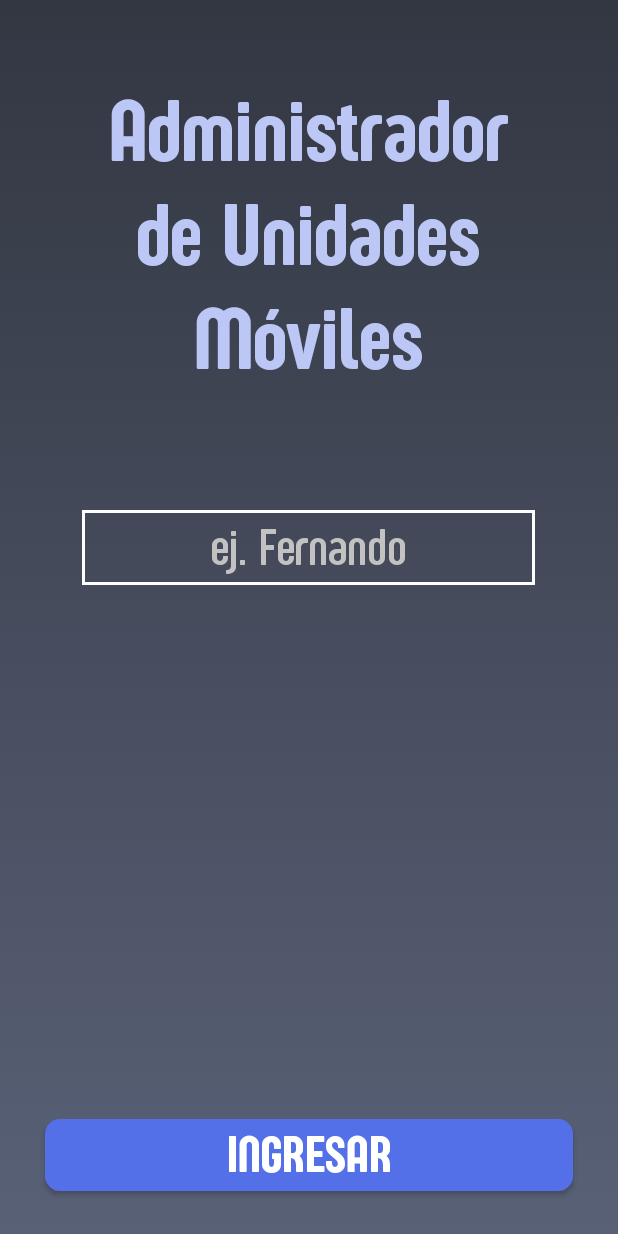
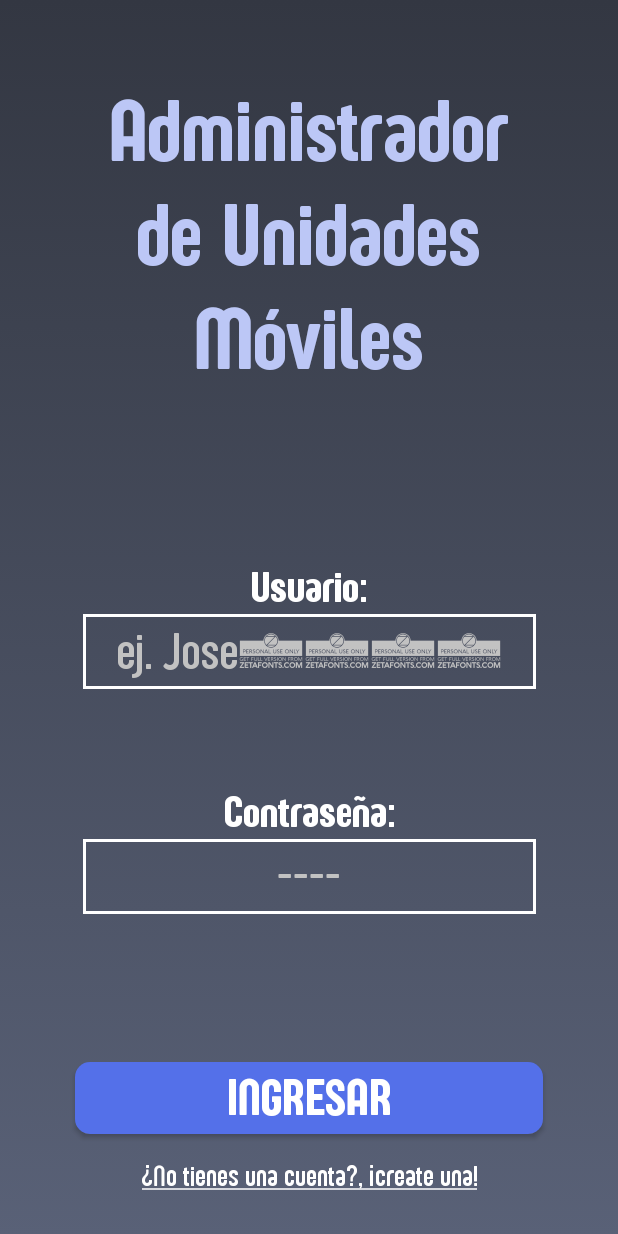
Before and after one commit to MoisesMoralesGtz/PIA-MOVILES2023, an Android app: the screen it shows after launch (MainActivity), on a phone screen of 412 x 824 dp. Run offline under Robolectric (Android 15) with nearby library versions, the phone set to English and light mode, and no system bars.

```diff
--- a/app/src/main/res/layout/activity_main.xml
+++ b/app/src/main/res/layout/activity_main.xml
@@ -4,9 +4,8 @@
     xmlns:tools="http://schemas.android.com/tools"
     android:layout_width="match_parent"
     android:layout_height="match_parent"
-    tools:context=".MainActivity"
     android:background="@drawable/fondo_pantallas"
-    >
+    tools:context=".MainActivity">
 
     <TextView
         android:id="@+id/textView"
@@ -25,43 +24,108 @@
         app:layout_constraintTop_toTopOf="parent"
         app:layout_constraintVertical_bias="0.086" />
 
+    <TextView
+        android:id="@+id/encabezadoUser"
+        android:layout_width="wrap_content"
+        android:layout_height="wrap_content"
+        android:layout_marginTop="112dp"
+        android:fontFamily="@font/sugo_regular"
+        android:text="Usuario:"
+        android:textAlignment="center"
+
+        android:textColor="@color/white"
+        android:textSize="30sp"
+        app:layout_constraintBottom_toBottomOf="parent"
+        app:layout_constraintEnd_toEndOf="parent"
+        app:layout_constraintStart_toStartOf="parent"
+        app:layout_constraintTop_toBottomOf="@+id/textView"
+        app:layout_constraintVertical_bias="0.0" />
+
     <EditText
         android:id="@+id/TxtUser"
         android:layout_width="302dp"
         android:layout_height="50sp"
 
-        android:layout_marginTop="340dp"
         android:background="@drawable/estilo_inputs"
         android:fontFamily="@font/sugo_light"
-        android:hint="ej. Fernando"
-        android:textColorHint="@color/placeHolderColor"
-        android:textCursorDrawable="@drawable/cursor_color"
-        android:textColor="@android:color/white"
+        android:hint="ej. Jose2023"
         android:inputType="textPersonName"
         android:maxLength="15"
         android:textAlignment="center"
+        android:textColor="@android:color/white"
+        android:textColorHint="@color/placeHolderColor"
+        android:textCursorDrawable="@drawable/cursor_color"
 
         android:textSize="35sp"
         app:layout_constraintEnd_toEndOf="parent"
-        app:layout_constraintHorizontal_bias="0.495"
         app:layout_constraintStart_toStartOf="parent"
-        app:layout_constraintTop_toTopOf="parent" />
+        app:layout_constraintTop_toBottomOf="@+id/encabezadoUser" />
+
+    <TextView
+        android:id="@+id/encabezadoPassword"
+        android:layout_width="wrap_content"
+        android:layout_height="wrap_content"
+        android:layout_marginTop="64dp"
+        android:fontFamily="@font/sugo_regular"
+        android:text="Contraseña:"
+
+        android:textAlignment="center"
+        android:textColor="@color/white"
+        android:textSize="30sp"
+        app:layout_constraintEnd_toEndOf="parent"
+        app:layout_constraintStart_toStartOf="parent"
+        app:layout_constraintTop_toBottomOf="@+id/TxtUser" />
+
+    <EditText
+        android:id="@+id/txtContra"
+        android:layout_width="302dp"
+        android:layout_height="50sp"
+
+        android:background="@drawable/estilo_inputs"
+        android:fontFamily="@font/sugo_light"
+        android:hint="----"
+        android:inputType="textPassword"
+        android:maxLength="15"
+        android:textAlignment="center"
+        android:textColor="@android:color/white"
+        android:textColorHint="@color/placeHolderColor"
+        android:textCursorDrawable="@drawable/cursor_color"
+
+        android:textSize="35sp"
+        app:layout_constraintEnd_toEndOf="parent"
+        app:layout_constraintStart_toStartOf="parent"
+        app:layout_constraintTop_toBottomOf="@+id/encabezadoPassword" />
 
     <Button
         android:id="@+id/btnIngresar"
         android:layout_width="match_parent"
         android:layout_height="wrap_content"
-        android:layout_margin="30dp"
-        android:text="Ingresar"
-
+        android:layout_marginBottom="68dp"
+        android:layout_marginStart="50dp"
+        android:layout_marginEnd="50dp"
         android:background="@drawable/btn_continuar"
         android:fontFamily="@font/sugo_regular"
+
+        android:text="Ingresar"
         android:textColor="@drawable/btn_continuar_texto"
-
         android:textSize="35sp"
         app:layout_constraintBottom_toBottomOf="parent"
+        tools:layout_editor_absoluteX="0dp" />
+
+    <TextView
+        android:id="@+id/txtNuevaCuenta"
+        android:layout_width="wrap_content"
+        android:layout_height="wrap_content"
+
+        android:layout_marginTop="16dp"
+        android:fontFamily="@font/sugo_light"
+        android:text="@string/pseudohiperlink"
+        android:textAlignment="center"
+        android:textColor="@android:color/white"
+        android:textColorHint="@color/placeHolderColor"
+        android:textSize="20sp"
         app:layout_constraintEnd_toEndOf="parent"
-        app:layout_constraintStart_toStartOf="parent" />
-
+        app:layout_constraintStart_toStartOf="parent"
+        app:layout_constraintTop_toBottomOf="@+id/btnIngresar" />
 
 </androidx.constraintlayout.widget.ConstraintLayout>
--- a/app/src/main/res/values/strings.xml
+++ b/app/src/main/res/values/strings.xml
@@ -1,3 +1,4 @@
 <resources>
     <string name="app_name">AdministradorDeUnidadesMóviles-E2023</string>
+    <string name="pseudohiperlink"><u>¿No tienes una cuenta?, ¡create una!</u></string>
 </resources>
```
Also changed, not shown: app/src/main/res/layout/botones/asf.txt (deleted).
